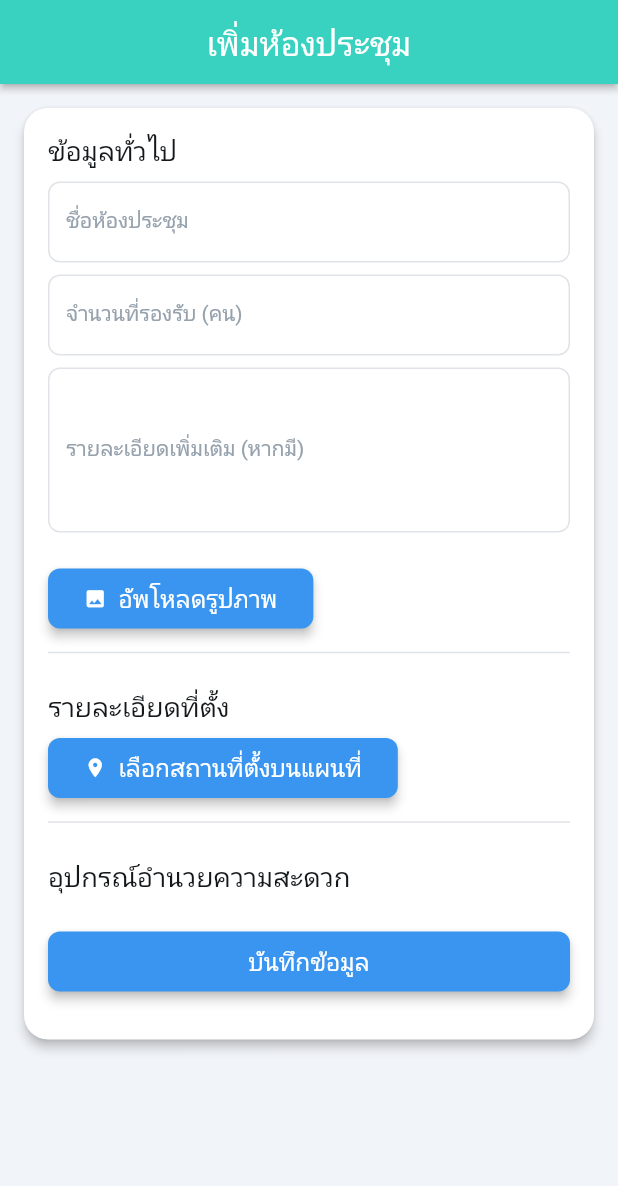
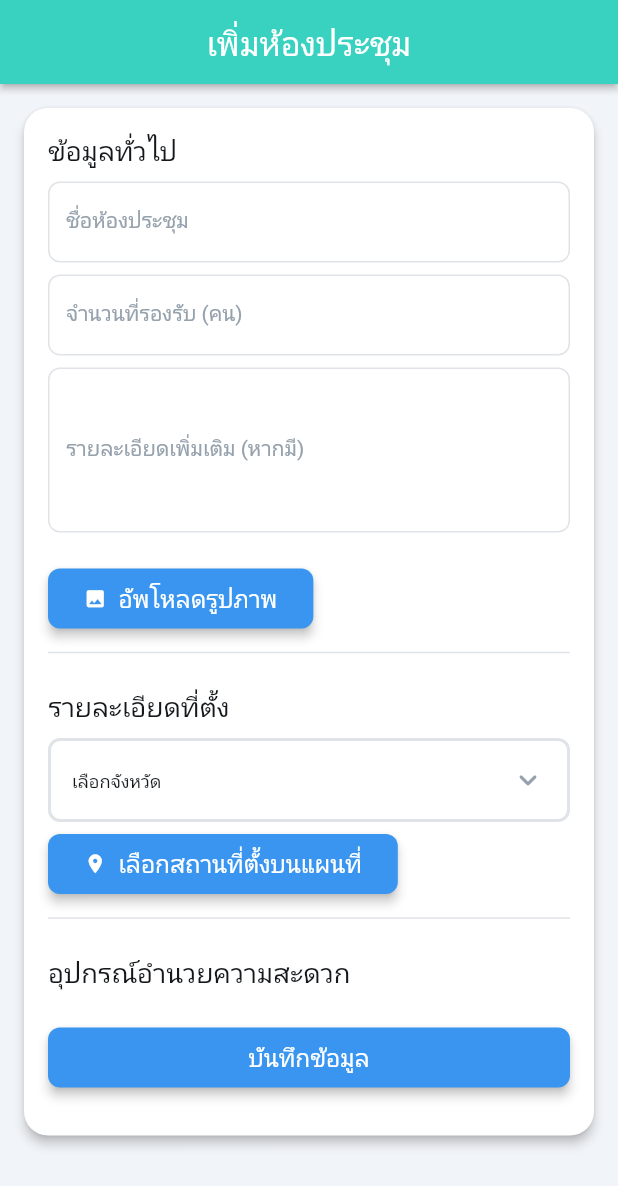
Before and after one commit to darksilver99/meetingroombooking, a Flutter app: the AddMeetRoomInformationPageWidget screen opened by its route, on a phone screen of 412 x 824 dp. Shown: the top 1186 px of the screen. Run offline on Flutter 3.47's test engine with Material 2 defaults, Android fonts, the phone set to English and light mode, and no system bars; drawn by our look-alikes of auto_size_text; our stand-ins replace cloud_firestore, dropdown_button2, easy_debounce, file_picker, firebase_auth, firebase_core and 18 more; missing offline and left inert: json_path, mime_type; accounts and stored records are empty; Roboto replaces fonts that are missing (Kanit).

Commit message:
Updating to latest FlutterFlow output.

```diff
--- a/lib/meeting_service/add_meet_room_information_page/add_meet_room_information_page_widget.dart
+++ b/lib/meeting_service/add_meet_room_information_page/add_meet_room_information_page_widget.dart
@@ -467,7 +467,6 @@ class _AddMeetRoomInformationPageWidgetState
                                       ),
                                 ),
                               ),
-                              if (FFAppState().provinceSelected != 0)
                               Padding(
                                 padding: EdgeInsetsDirectional.fromSTEB(
                                     0.0, 8.0, 0.0, 0.0),
@@ -481,8 +480,7 @@ class _AddMeetRoomInformationPageWidgetState
                                           width: 50.0,
                                           height: 50.0,
                                           child: CircularProgressIndicator(
-                                              color:
-                                                  FlutterFlowTheme.of(context)
+                                            color: FlutterFlowTheme.of(context)
                                                 .primary,
                                           ),
                                         ),
@@ -492,8 +490,8 @@ class _AddMeetRoomInformationPageWidgetState
                                         provinceProvinceRecordList =
                                         snapshot.data!;
                                     return FlutterFlowDropDown<String>(
-                                        controller: _model
-                                                .provinceValueController ??=
+                                      controller:
+                                          _model.provinceValueController ??=
                                               FormFieldController<String>(null),
                                       options: provinceProvinceRecordList
                                           .map((e) => e.name)
@@ -513,8 +511,7 @@ class _AddMeetRoomInformationPageWidgetState
                                       fillColor: FlutterFlowTheme.of(context)
                                           .secondaryBackground,
                                       elevation: 2.0,
-                                        borderColor:
-                                            FlutterFlowTheme.of(context)
+                                      borderColor: FlutterFlowTheme.of(context)
                                           .alternate,
                                       borderWidth: 2.0,
                                       borderRadius: 8.0,
```
Lines whose indentation alone changed are shown as unchanged.
